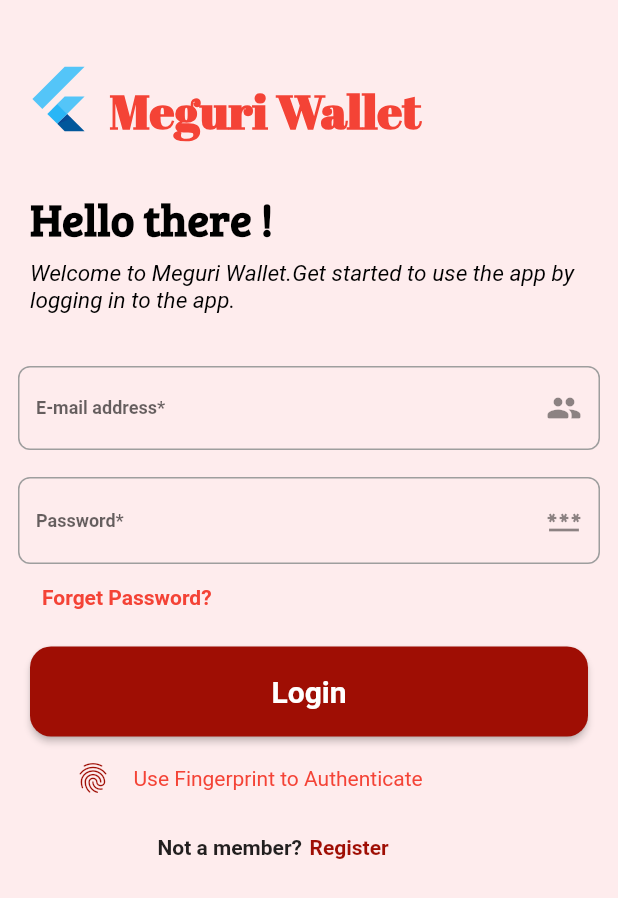
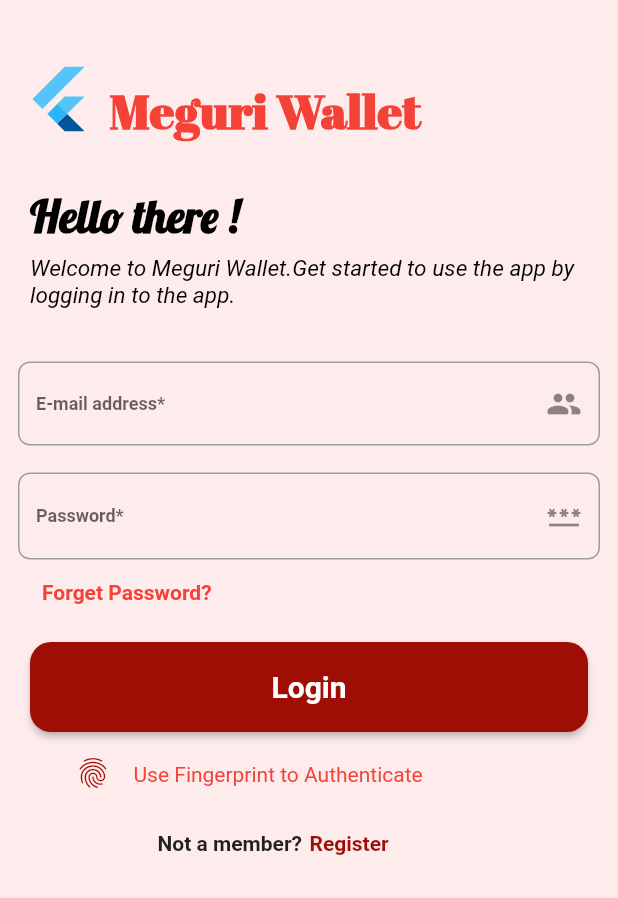
Before and after one commit to riiteeshh/Test, a Flutter app: the screen it shows after launch, on a phone screen of 412 x 824 dp. Shown: the top 898 px of the screen. Run offline on Flutter 3.47's test engine with Material 2 defaults, Android fonts, the phone set to English and light mode, and no system bars; Roboto replaces fonts that are missing (ChivoMono).

Commit message:
Home Page(Design)

```diff
--- a/lib/main.dart
+++ b/lib/main.dart
@@ -44,7 +44,7 @@
                       fontWeight: FontWeight.bold,
                       fontSize: 30,
                       color: Colors.black,
-                      fontFamily: 'BowlbyOne',
+                      fontFamily: 'Lobster',
                       fontStyle: FontStyle.normal),
                 ),
               ),
--- a/pubspec.yaml
+++ b/pubspec.yaml
@@ -81,6 +81,10 @@
       fonts:
         - asset: fonts/BreeSerif-Regular.ttf
 
+    - family: Lobster
+      fonts:
+        - asset: fonts/Lobster.ttf
+
     - family: NotoSerif
       fonts:
         - asset: fonts/RobotoSlab-VariableFont_wght.ttf
```
Also changed, not shown: fonts/Lobster.ttf (added).
